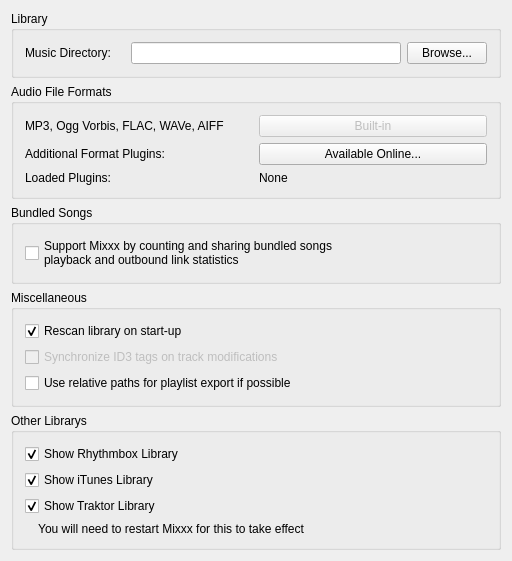
Old version of the form mixxx/src/dlgprefplaylistdlg.ui in the repository weixindut/mixxx.
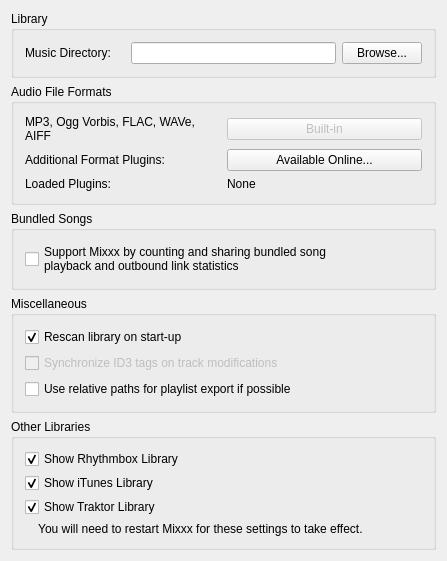
New version of the form.

Commit message: Cleaned up Interface pane, grouping pitch items together and changing yes\/no options to radio buttons and check boxes as appropriate.

```diff
--- a/mixxx/src/dlgprefplaylistdlg.ui
+++ b/mixxx/src/dlgprefplaylistdlg.ui
@@ -6,8 +6,8 @@
    <rect>
     <x>0</x>
     <y>0</y>
-    <width>512</width>
-    <height>469</height>
+    <width>447</width>
+    <height>550</height>
    </rect>
   </property>
   <property name="windowTitle">
@@ -140,7 +140,7 @@
       <item row="0" column="0">
        <widget class="QCheckBox" name="checkBoxPromoStats">
         <property name="text">
-         <string>Support Mixxx by counting and sharing bundled songs
+         <string>Support Mixxx by counting and sharing bundled song
 playback and outbound link statistics</string>
         </property>
        </widget>
@@ -187,7 +187,7 @@
    <item>
     <widget class="QGroupBox" name="groupBox_3">
      <property name="title">
-      <string>Other Librarys</string>
+      <string>Other Libraries</string>
      </property>
      <layout class="QGridLayout" name="gridLayout_5">
       <item row="0" column="0">
@@ -223,7 +223,7 @@
       <item row="8" column="0">
        <widget class="QLabel" name="label_10">
         <property name="text">
-         <string>    You will need to restart Mixxx for this to take effect</string>
+         <string>    You will need to restart Mixxx for these settings to take effect.</string>
         </property>
        </widget>
       </item>
```
The commit also changes 3 other files.
